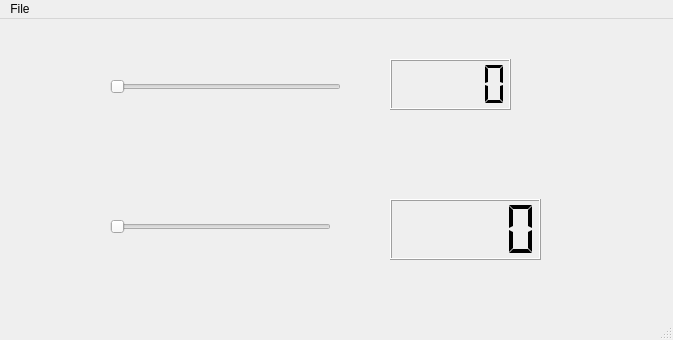
Qt form helloqt/mainwindow.ui (agostinhobritojr/dca3303) before a commit.
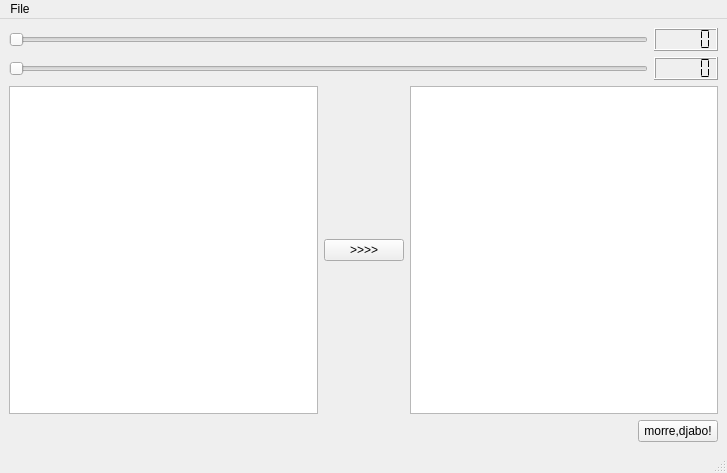
The same form after that commit.

Diff of the .ui file:
```diff
--- a/helloqt/mainwindow.ui
+++ b/helloqt/mainwindow.ui
@@ -6,73 +6,96 @@
    <rect>
     <x>0</x>
     <y>0</y>
-    <width>673</width>
-    <height>340</height>
+    <width>727</width>
+    <height>473</height>
    </rect>
   </property>
   <property name="windowTitle">
    <string>MainWindow</string>
   </property>
   <widget class="QWidget" name="centralwidget">
+   <layout class="QVBoxLayout" name="verticalLayout">
+    <item>
+     <layout class="QGridLayout" name="gridLayout">
+      <item row="0" column="0">
    <widget class="QSlider" name="horizontalSlider">
-    <property name="geometry">
-     <rect>
-      <x>110</x>
-      <y>60</y>
-      <width>231</width>
-      <height>16</height>
-     </rect>
-    </property>
     <property name="orientation">
      <enum>Qt::Orientation::Horizontal</enum>
     </property>
    </widget>
+      </item>
+      <item row="0" column="1">
    <widget class="QLCDNumber" name="lcdNumber">
-    <property name="geometry">
-     <rect>
-      <x>390</x>
-      <y>40</y>
-      <width>121</width>
-      <height>51</height>
-     </rect>
-    </property>
     <property name="segmentStyle">
      <enum>QLCDNumber::SegmentStyle::Flat</enum>
     </property>
    </widget>
+      </item>
+      <item row="1" column="0">
    <widget class="QSlider" name="horizontalSlider_2">
-    <property name="geometry">
-     <rect>
-      <x>110</x>
-      <y>200</y>
-      <width>221</width>
-      <height>16</height>
-     </rect>
-    </property>
     <property name="orientation">
      <enum>Qt::Orientation::Horizontal</enum>
     </property>
    </widget>
+      </item>
+      <item row="1" column="1">
    <widget class="QLCDNumber" name="lcdNumber_2">
-    <property name="geometry">
-     <rect>
-      <x>390</x>
-      <y>180</y>
-      <width>151</width>
-      <height>61</height>
-     </rect>
-    </property>
     <property name="segmentStyle">
      <enum>QLCDNumber::SegmentStyle::Flat</enum>
     </property>
    </widget>
+      </item>
+     </layout>
+    </item>
+    <item>
+     <layout class="QHBoxLayout" name="horizontalLayout">
+      <item>
+       <widget class="QTextEdit" name="textEditLeft"/>
+      </item>
+      <item>
+       <widget class="QPushButton" name="pushButtonCopy">
+        <property name="text">
+         <string>&gt;&gt;&gt;&gt;</string>
+        </property>
+       </widget>
+      </item>
+      <item>
+       <widget class="QTextEdit" name="textEditRight"/>
+      </item>
+     </layout>
+    </item>
+    <item>
+     <layout class="QHBoxLayout" name="horizontalLayout_2">
+      <item>
+       <spacer name="horizontalSpacer">
+        <property name="orientation">
+         <enum>Qt::Orientation::Horizontal</enum>
+        </property>
+        <property name="sizeHint" stdset="0">
+         <size>
+          <width>40</width>
+          <height>20</height>
+         </size>
+        </property>
+       </spacer>
+      </item>
+      <item>
+       <widget class="QPushButton" name="pushButton">
+        <property name="text">
+         <string>morre,djabo!</string>
+        </property>
+       </widget>
+      </item>
+     </layout>
+    </item>
+   </layout>
   </widget>
   <widget class="QMenuBar" name="menubar">
    <property name="geometry">
     <rect>
      <x>0</x>
      <y>0</y>
-     <width>673</width>
+     <width>727</width>
      <height>23</height>
     </rect>
    </property>
```
Left out of the diff: 24 changed lines with no effect on the pictures. Lines whose indentation alone changed are shown as unchanged.
